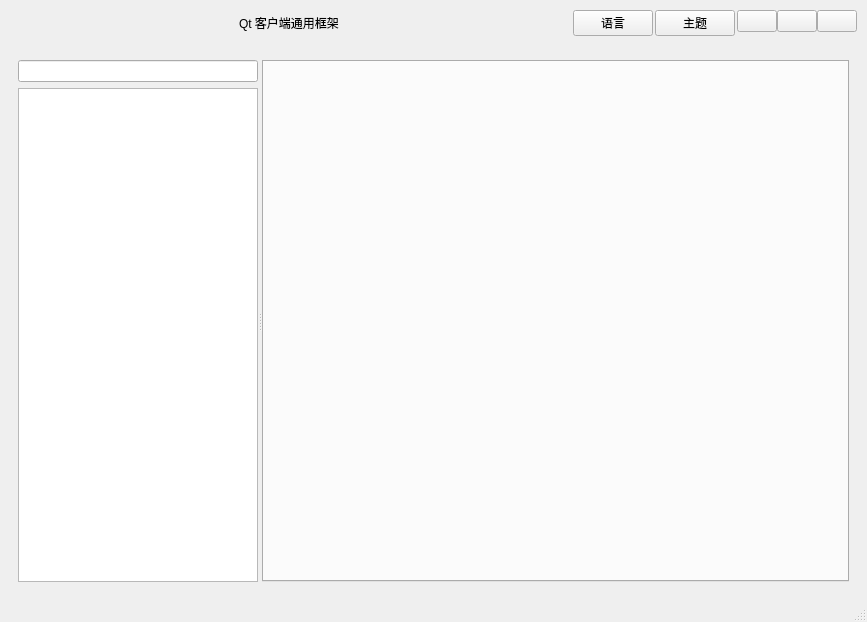
This is mainDemo/mainwindow.ui in 1017369306/ACF_Qt as Qt 5 draws it before an edit. The edited form follows.
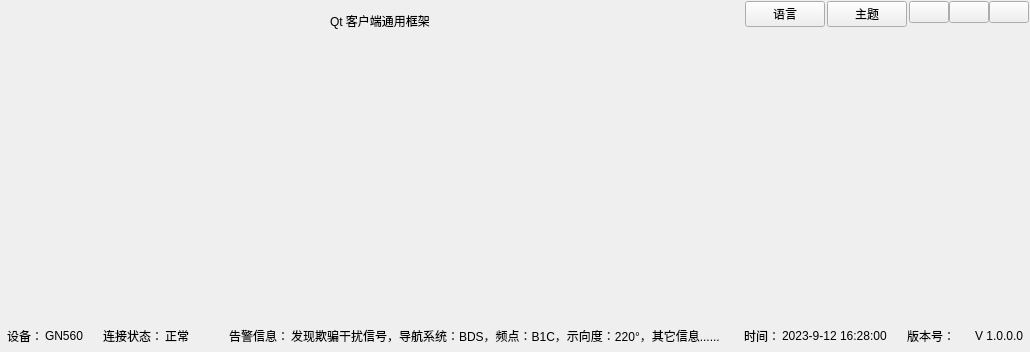
This is the edited form. Icons and pictures are not drawn. Custom widgets are drawn as their Qt base class.

Commit message: 1、集成breakpadPlus动态库，捕获崩溃时的详细信息（类、函数和行号等）； 2、集成Docking第三方库，并进行 细微调整，以适应多主题； 3、调整UI布局；

What changed in the file:
```diff
--- a/mainDemo/mainwindow.ui
+++ b/mainDemo/mainwindow.ui
@@ -6,21 +6,15 @@
    <rect>
     <x>0</x>
     <y>0</y>
-    <width>867</width>
-    <height>622</height>
+    <width>572</width>
+    <height>352</height>
    </rect>
   </property>
   <property name="windowTitle">
    <string>MainWindow</string>
   </property>
   <widget class="QWidget" name="centralwidget">
-   <layout class="QVBoxLayout" name="verticalLayout">
-    <property name="topMargin">
-     <number>9</number>
-    </property>
-    <item>
-     <widget class="QWidget" name="widget_top" native="true">
-      <layout class="QHBoxLayout" name="horizontalLayout_top">
+   <layout class="QVBoxLayout" name="verticalLayout" stretch="0,1,0">
        <property name="leftMargin">
         <number>1</number>
        </property>
@@ -30,18 +24,55 @@
        <property name="rightMargin">
         <number>1</number>
        </property>
+    <property name="bottomMargin">
+     <number>1</number>
+    </property>
+    <item>
+     <widget class="QWidget" name="main_top" native="true">
+      <layout class="QVBoxLayout" name="verticalLayout_4">
+       <property name="leftMargin">
+        <number>0</number>
+       </property>
+       <property name="topMargin">
+        <number>0</number>
+       </property>
+       <property name="rightMargin">
+        <number>0</number>
+       </property>
+       <property name="bottomMargin">
+        <number>0</number>
+       </property>
+       <item>
+        <layout class="QHBoxLayout" name="horizontalLayout_13">
+         <item>
+          <layout class="QVBoxLayout" name="verticalLayout_2">
        <item>
         <layout class="QHBoxLayout" name="horizontalLayout_menuBar"/>
        </item>
        <item>
+            <spacer name="verticalSpacer">
+             <property name="orientation">
+              <enum>Qt::Vertical</enum>
+             </property>
+             <property name="sizeHint" stdset="0">
+              <size>
+               <width>20</width>
+               <height>13</height>
+              </size>
+             </property>
+            </spacer>
+           </item>
+          </layout>
+         </item>
+         <item>
         <spacer name="horizontalSpacer_2">
          <property name="orientation">
           <enum>Qt::Horizontal</enum>
          </property>
          <property name="sizeHint" stdset="0">
           <size>
-           <width>40</width>
-           <height>20</height>
+             <width>37</width>
+             <height>17</height>
           </size>
          </property>
         </spacer>
@@ -66,12 +97,14 @@
          </property>
          <property name="sizeHint" stdset="0">
           <size>
-           <width>40</width>
-           <height>20</height>
+             <width>37</width>
+             <height>17</height>
           </size>
          </property>
         </spacer>
        </item>
+         <item>
+          <layout class="QVBoxLayout" name="verticalLayout_3">
        <item>
         <layout class="QHBoxLayout" name="horizontalLayout_reSize">
          <property name="spacing">
@@ -226,126 +259,191 @@
          </item>
         </layout>
        </item>
-      </layout>
-     </widget>
-    </item>
+           <item>
+            <spacer name="verticalSpacer_2">
+             <property name="orientation">
+              <enum>Qt::Vertical</enum>
+             </property>
+             <property name="sizeHint" stdset="0">
+              <size>
+               <width>20</width>
+               <height>13</height>
+              </size>
+             </property>
+            </spacer>
+           </item>
+          </layout>
+         </item>
+        </layout>
+       </item>
     <item>
-     <widget class="QWidget" name="widget_main" native="true">
-      <property name="sizePolicy">
-       <sizepolicy hsizetype="Preferred" vsizetype="Expanding">
-        <horstretch>0</horstretch>
-        <verstretch>0</verstretch>
-       </sizepolicy>
-      </property>
-      <layout class="QVBoxLayout" name="verticalLayout_2">
+        <layout class="QHBoxLayout" name="horizontalLayout_14">
+         <property name="leftMargin">
+          <number>6</number>
+         </property>
        <item>
-        <widget class="QSplitter" name="splitter">
+          <layout class="QHBoxLayout" name="horizontalLayout_shortcutKey"/>
+         </item>
+         <item>
+          <spacer name="horizontalSpacer_3">
          <property name="orientation">
           <enum>Qt::Horizontal</enum>
          </property>
-         <widget class="QWidget" name="widget_function" native="true">
-          <property name="minimumSize">
+           <property name="sizeHint" stdset="0">
            <size>
-            <width>120</width>
-            <height>0</height>
-           </size>
-          </property>
-          <property name="maximumSize">
-           <size>
-            <width>240</width>
-            <height>16777215</height>
-           </size>
-          </property>
-          <layout class="QVBoxLayout" name="verticalLayout_3">
+             <width>40</width>
+             <height>20</height>
+            </size>
+           </property>
+          </spacer>
+         </item>
+        </layout>
+       </item>
+      </layout>
+     </widget>
+    </item>
+    <item>
+     <layout class="QHBoxLayout" name="main_centerLayout">
+      <property name="leftMargin">
+       <number>6</number>
+      </property>
+     </layout>
+    </item>
            <item>
-            <widget class="QLineEdit" name="lineEdit"/>
+     <widget class="QWidget" name="main_bottom" native="true">
+      <layout class="QHBoxLayout" name="horizontalLayout_12" stretch="0,0,1,0,0">
+       <property name="spacing">
+        <number>20</number>
+       </property>
+       <property name="leftMargin">
+        <number>6</number>
+       </property>
+       <property name="topMargin">
+        <number>0</number>
+       </property>
+       <property name="rightMargin">
+        <number>6</number>
+       </property>
+       <property name="bottomMargin">
+        <number>6</number>
+       </property>
+       <item>
+        <layout class="QHBoxLayout" name="horizontalLayout_7">
+         <property name="spacing">
+          <number>2</number>
+         </property>
+         <item>
+          <widget class="QLabel" name="label_2">
+           <property name="text">
+            <string>设备：</string>
+           </property>
+          </widget>
            </item>
            <item>
-            <widget class="QListWidget" name="listWidget">
-             <property name="sizePolicy">
-              <sizepolicy hsizetype="Preferred" vsizetype="Expanding">
-               <horstretch>0</horstretch>
-               <verstretch>0</verstretch>
-              </sizepolicy>
+          <widget class="QLabel" name="label_3">
+           <property name="text">
+            <string>GN560</string>
              </property>
             </widget>
            </item>
           </layout>
-         </widget>
-         <widget class="QWidget" name="widget_content" native="true">
+       </item>
+       <item>
+        <layout class="QHBoxLayout" name="horizontalLayout_8">
+         <property name="spacing">
+          <number>2</number>
+         </property>
+         <item>
+          <widget class="QLabel" name="label_4">
+           <property name="text">
+            <string>连接状态：</string>
+           </property>
+          </widget>
+         </item>
+         <item>
+          <widget class="QLabel" name="label_5">
+           <property name="text">
+            <string>正常</string>
+           </property>
+          </widget>
+         </item>
+        </layout>
+       </item>
+       <item>
+        <layout class="QHBoxLayout" name="horizontalLayout_11">
+         <property name="spacing">
+          <number>2</number>
+         </property>
+         <property name="leftMargin">
+          <number>20</number>
+         </property>
+         <item>
+          <widget class="QLabel" name="label_11">
+           <property name="text">
+            <string>告警信息：</string>
+           </property>
+          </widget>
+         </item>
+         <item>
+          <widget class="QLabel" name="label_10">
           <property name="sizePolicy">
            <sizepolicy hsizetype="Expanding" vsizetype="Preferred">
             <horstretch>0</horstretch>
             <verstretch>0</verstretch>
            </sizepolicy>
           </property>
-          <layout class="QVBoxLayout" name="verticalLayout_4">
-           <item>
-            <widget class="CustomTabWidget" name="tabWidget">
-             <property name="currentIndex">
-              <number>-1</number>
+           <property name="text">
+            <string>发现欺骗干扰信号，导航系统：BDS，频点：B1C，示向度：220°，其它信息...... </string>
              </property>
             </widget>
            </item>
           </layout>
-         </widget>
-        </widget>
        </item>
-      </layout>
-     </widget>
-    </item>
-   </layout>
-  </widget>
-  <widget class="QStatusBar" name="statusbar"/>
-  <action name="action_pluginManager">
-   <property name="text">
-    <string>插件管理</string>
-   </property>
-  </action>
-  <action name="action_loggerManager">
+       <item>
+        <layout class="QHBoxLayout" name="horizontalLayout_9">
+         <property name="spacing">
+          <number>2</number>
+         </property>
+         <item>
+          <widget class="QLabel" name="label_6">
    <property name="text">
-    <string>日志管理</string>
-   </property>
-  </action>
-  <action name="action_reStart">
+            <string>时间：</string>
+           </property>
+          </widget>
+         </item>
+         <item>
+          <widget class="QLabel" name="label_7">
    <property name="text">
-    <string>重启系统</string>
-   </property>
-  </action>
-  <action name="action_exit">
+            <string>2023-9-12 16:28:00</string>
+           </property>
+          </widget>
+         </item>
+        </layout>
+       </item>
+       <item>
+        <layout class="QHBoxLayout" name="horizontalLayout_10">
+         <item>
+          <widget class="QLabel" name="label_8">
    <property name="text">
-    <string>退出</string>
-   </property>
-  </action>
-  <action name="action_github">
+            <string>版本号：</string>
+           </property>
+          </widget>
+         </item>
+         <item>
+          <widget class="QLabel" name="label_9">
    <property name="text">
-    <string>github</string>
-   </property>
-  </action>
-  <action name="action_gitee">
-   <property name="text">
-    <string>gitee</string>
-   </property>
-  </action>
-  <action name="action_blog">
-   <property name="text">
-    <string>博客</string>
-   </property>
-  </action>
-  <action name="action_about">
-   <property name="text">
-    <string>关于</string>
-   </property>
-  </action>
- </widget>
- <customwidgets>
-  <customwidget>
-   <class>CustomTabWidget</class>
-   <extends>QTabWidget</extends>
-   <header>customnativecontrol.h</header>
-   <container>1</container>
-  </customwidget>
- </customwidgets>
+            <string>V 1.0.0.0</string>
+           </property>
+          </widget>
+         </item>
+        </layout>
+       </item>
+      </layout>
+     </widget>
+    </item>
+   </layout>
+  </widget>
+ </widget>
  <resources/>
  <connections/>
 </ui>
```
Lines whose indentation alone changed are shown as unchanged. The commit also changes 1395 other files.
